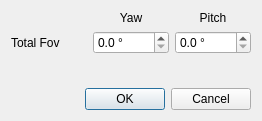
This is papywizard/view/ui/totalFovDialog.ui in bingostar89/Papywizard as Qt 5 draws it before an edit. The edited form follows.
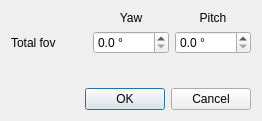
This is the edited form. Icons and pictures are not drawn.

Diff of the .ui file:
```diff
--- a/papywizard/view/ui/totalFovDialog.ui
+++ b/papywizard/view/ui/totalFovDialog.ui
@@ -46,7 +46,7 @@
      <item row="1" column="0">
       <widget class="QLabel" name="label_2">
        <property name="text">
-        <string>Total Fov</string>
+        <string>Total fov</string>
        </property>
       </widget>
      </item>
```
Left out of the diff: 8 changed lines with no effect on the pictures.
